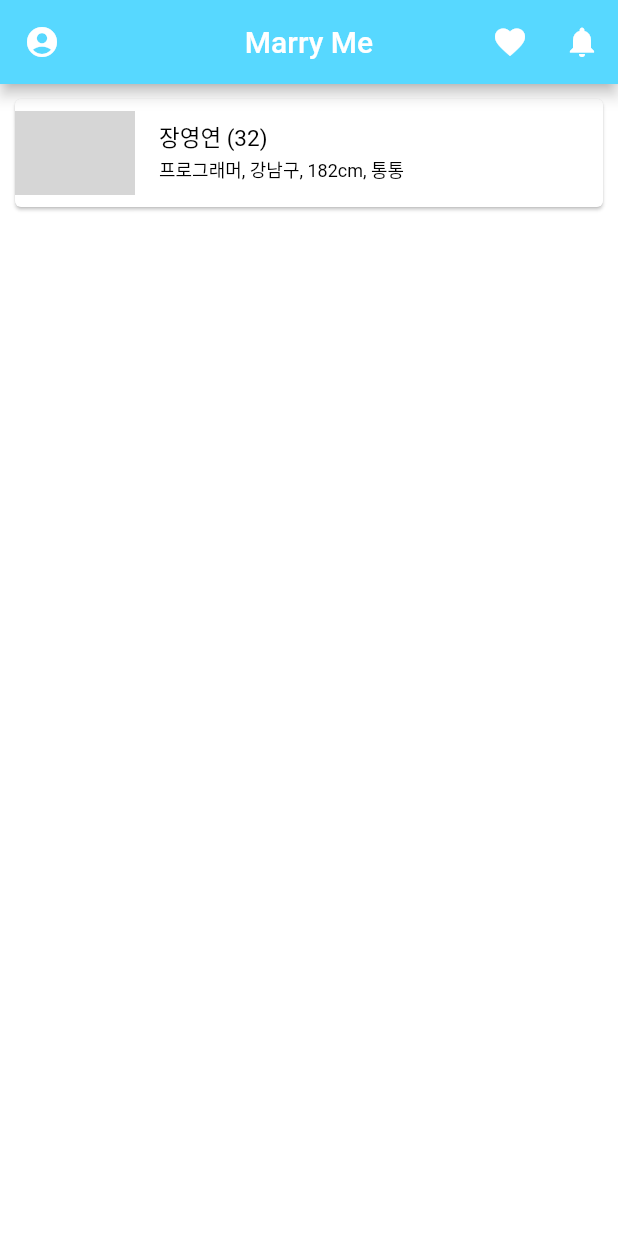
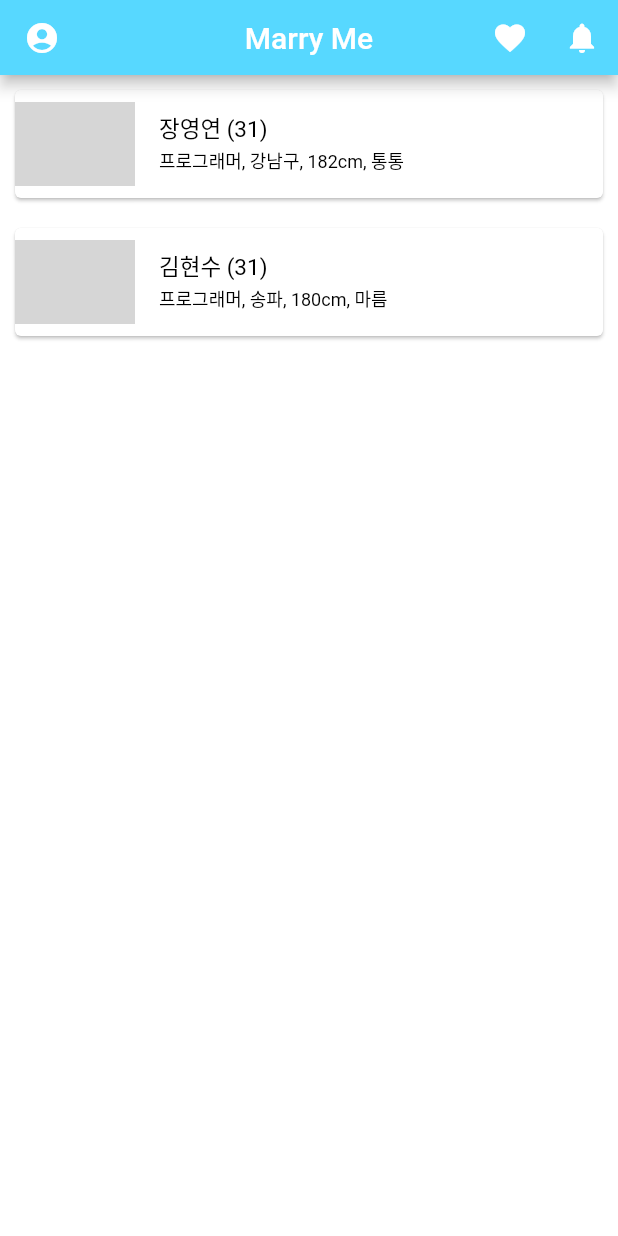
Before and after one commit to youngsmith0824/marry-me, a Flutter app: the screen it shows after launch, on a phone screen of 412 x 824 dp. Run offline on Flutter 3.47's test engine with Material 2 defaults, Android fonts, the light colour scheme and no system bars; network calls fail; grey boxes are pictures that could not be loaded.

Commit message:
소개페이지 작성

```diff
--- a/lib/pages/introduction_page.dart
+++ b/lib/pages/introduction_page.dart
@@ -1,4 +1,5 @@
 import 'package:flutter/material.dart';
+import 'package:marry_me/widgets/default_appbar_widget.dart';
 import 'package:marry_me/widgets/introduction_card_widget.dart';
 
 class Introduction extends StatefulWidget {
@@ -12,27 +13,11 @@ class _IntroductionState extends State<Introduction> {
   @override
   Widget build(BuildContext context) {
     return Scaffold(
-      appBar: AppBar(
-        centerTitle: true,
-        title: Text('Marry Me'),
-        leading: IconButton(
-          icon: const Icon(Icons.account_circle),
-          onPressed: () {},
-        ),
-        actions: [
-          IconButton(
-            icon: const Icon(Icons.favorite),
-            onPressed: () {},
-          ),
-          IconButton(
-            icon: const Icon(Icons.notifications),
-            onPressed: () {},
-          ),
-        ],
-      ),
+      appBar: const DefaultAppBar(),
       body: Column(
-        children: [
-          IntroductionCard(),
+        children: const [
+          IntroductionCard(primaryProfile: '장영연 (31)', secondaryProfile: '프로그래머, 강남구, 182cm, 통통'),
+          IntroductionCard(primaryProfile: '김현수 (31)', secondaryProfile: '프로그래머, 송파, 180cm, 마름'),
         ],
       ),
     );
--- /dev/null
+++ b/lib/widgets/default_appbar_widget.dart
@@ -0,0 +1,30 @@
+import 'package:flutter/material.dart';
+
+class DefaultAppBar extends StatelessWidget implements PreferredSizeWidget {
+  const DefaultAppBar({Key? key}) : super(key: key);
+
+  @override
+  Widget build(BuildContext context) {
+    return AppBar(
+      centerTitle: true,
+      title: const Text('Marry Me'),
+      leading: IconButton(
+        icon: const Icon(Icons.account_circle),
+        onPressed: () {},
+      ),
+      actions: [
+        IconButton(
+          icon: const Icon(Icons.favorite),
+          onPressed: () {},
+        ),
+        IconButton(
+          icon: const Icon(Icons.notifications),
+          onPressed: () {},
+        ),
+      ],
+    );
+  }
+
+  @override
+  Size get preferredSize => const Size.fromHeight(50);
+}
--- a/lib/widgets/introduction_card_widget.dart
+++ b/lib/widgets/introduction_card_widget.dart
@@ -1,34 +1,102 @@
 import 'package:flutter/material.dart';
+import 'package:marry_me/pages/self_introduction_page.dart';
 
 class IntroductionCard extends StatelessWidget {
-  const IntroductionCard({Key? key}) : super(key: key);
+  const IntroductionCard({
+    Key? key,
+    required this.primaryProfile,
+    required this.secondaryProfile,
+  }) : super(key: key);
+
+  final String primaryProfile;
+  final String secondaryProfile;
 
   @override
   Widget build(BuildContext context) {
     return Card(
-      margin: EdgeInsets.symmetric(vertical: 10.0, horizontal: 10.0),
+      margin: const EdgeInsets.symmetric(
+        vertical: 10.0,
+        horizontal: 10.0,
+      ),
       color: Colors.white,
-      clipBehavior: Clip.antiAlias,
+      // clipBehavior: Clip.antiAlias,
+      // shape: const RoundedRectangleBorder(borderRadius: BorderRadius.all(Radius.circular(100.0))),
+      child: InkWell(
+        // borderRadius: const BorderRadius.all(Radius.circular(100.0)),
+        onTap: () {
+          Navigator.push(
+            context,
+            MaterialPageRoute(builder: (context) => SelfIntroduction()),
+          );
+        },
         child: Column(
           children: [
             ListTile(
-            contentPadding: EdgeInsets.symmetric(vertical: 0.0, horizontal: 00.0),
-            leading: CircleAvatar(
+              contentPadding: const EdgeInsets.symmetric(
+                vertical: 0.0,
+                horizontal: 0.0,
+              ),
+              leading: const CircleAvatar(
                 radius: 40.0,
                 foregroundImage: NetworkImage(
                     'https://expertphotography.b-cdn.net/wp-content/uploads/2020/08/social-media-profile-photos-3.jpg'),
               ),
-            title: const Text(
-              '장영연 (32)',
-              style: TextStyle(color: Colors.black, fontSize: 15.0,),
+              title: Text(
+                primaryProfile,
+                style: const TextStyle(
+                  color: Colors.black,
+                  fontSize: 15.0,
+                ),
               ),
               subtitle: Text(
-              '프로그래머, 강남구, 182cm, 통통',
-              style: TextStyle(color: Colors.black, fontSize: 12.0,),
+                secondaryProfile,
+                style: const TextStyle(
+                  color: Colors.black,
+                  fontSize: 12.0,
+                ),
               ),
             ),
           ],
         ),
+      ),
     );
+
+    // return Card(
+    //   margin: const EdgeInsets.symmetric(
+    //     vertical: 10.0,
+    //     horizontal: 10.0,
+    //   ),
+    //   color: Colors.white,
+    //   // clipBehavior: Clip.antiAlias,
+    //   child: Column(
+    //     children: const [
+    //       ListTile(
+    //         contentPadding: EdgeInsets.symmetric(
+    //           vertical: 0.0,
+    //           horizontal: 0.0,
+    //         ),
+    //         leading: CircleAvatar(
+    //           radius: 40.0,
+    //           foregroundImage: NetworkImage(
+    //               'https://expertphotography.b-cdn.net/wp-content/uploads/2020/08/social-media-profile-photos-3.jpg'),
+    //         ),
+    //         title: Text(
+    //           '장영연 (32)',
+    //           style: TextStyle(
+    //             color: Colors.black,
+    //             fontSize: 15.0,
+    //           ),
+    //         ),
+    //         subtitle: Text(
+    //           '프로그래머, 강남구, 182cm, 통통',
+    //           style: TextStyle(
+    //             color: Colors.black,
+    //             fontSize: 12.0,
+    //           ),
+    //         ),
+    //       ),
+    //     ],
+    //   ),
+    // );
   }
 }
```
Also changed, not shown: lib/pages/self_introduction_page.dart (added, +92 -0 lines). Lines whose indentation alone changed are shown as unchanged.
